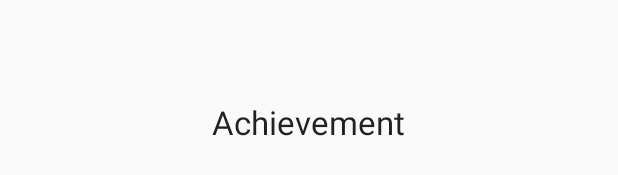
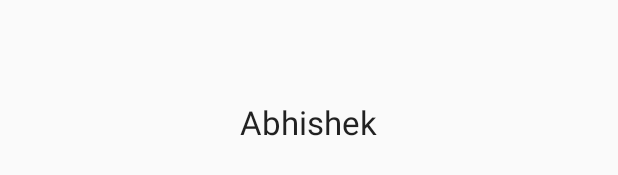
Before and after one commit to AnujSehgall/HelpingHand, an Android app: the layout activity_bsf__achiv.xml on its own in the app's theme, with its tools: preview values and no code run, on a phone screen of 412 x 824 dp. Shown: the part 496-671 px from the top of the screen. Run offline under Robolectric (Android 15) with nearby library versions, the phone set to English and light mode, and no system bars.

Commit message:
Another try

```diff
--- a/app/src/main/res/layout/activity_bsf__achiv.xml
+++ b/app/src/main/res/layout/activity_bsf__achiv.xml
@@ -13,7 +13,7 @@
         android:layout_width="wrap_content"
         android:layout_height="wrap_content"
         android:textAppearance="?android:attr/textAppearanceLarge"
-        android:text="Achievement"
+        android:text="Abhishek"
         android:id="@+id/textView4"
         android:layout_centerVertical="true"
         android:layout_centerHorizontal="true" />
```
